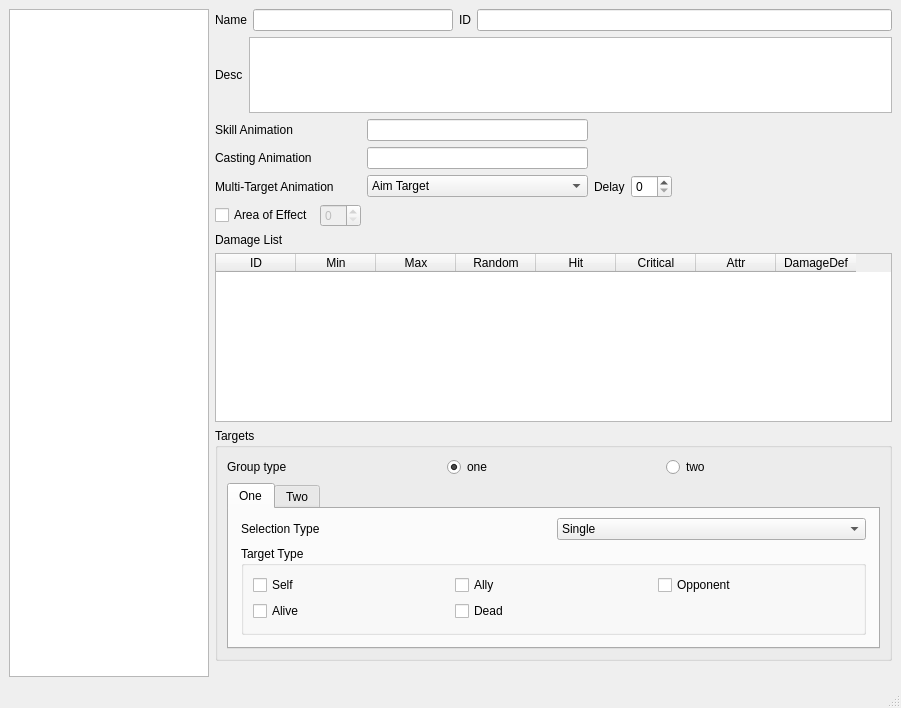
Before: the Qt Designer form tools/RogaSkillEditor/RogaSkillEditor.ui in wasedaigo/samancing-roga, drawn with Qt 5.
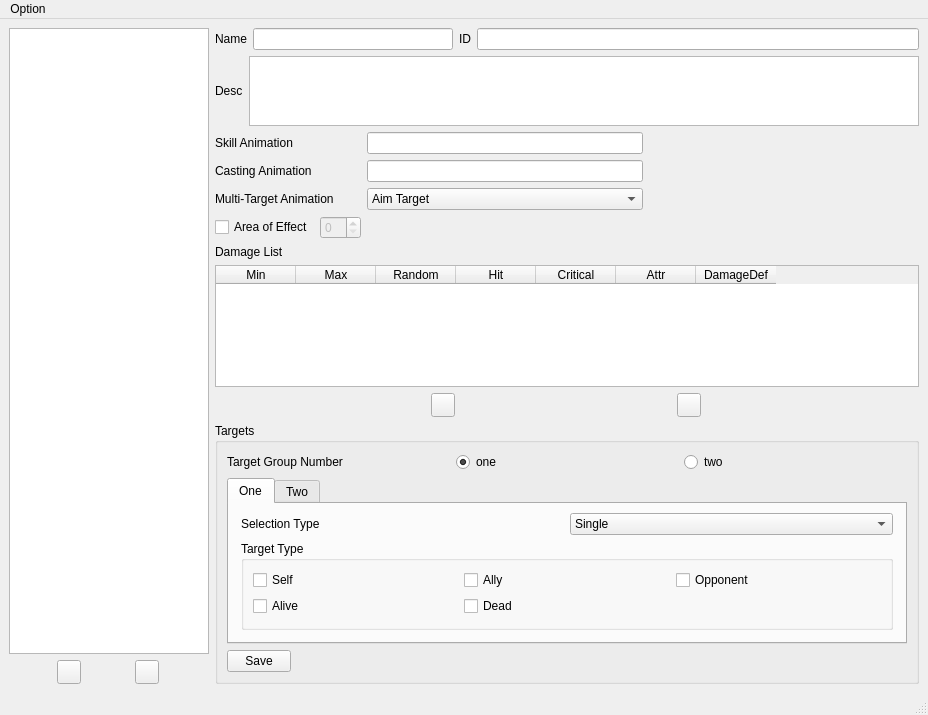
After: the same form once the commit is applied. The open tabs and pages were chosen to show the change. Icons and pictures are not drawn.

Commit message: - Changed the structure of Files(added shared resources) - Made skill editor

What changed in the file:
```diff
--- a/tools/RogaSkillEditor/RogaSkillEditor.ui
+++ b/tools/RogaSkillEditor/RogaSkillEditor.ui
@@ -6,8 +6,8 @@
    <rect>
     <x>0</x>
     <y>0</y>
-    <width>901</width>
-    <height>708</height>
+    <width>928</width>
+    <height>715</height>
    </rect>
   </property>
   <property name="windowTitle">
@@ -16,14 +16,71 @@
   <widget class="QWidget" name="centralwidget">
    <layout class="QHBoxLayout" name="horizontalLayout_2">
     <item>
-     <widget class="QListWidget" name="listWidget">
-      <property name="maximumSize">
-       <size>
-        <width>200</width>
-        <height>16777215</height>
-       </size>
-      </property>
-     </widget>
+     <layout class="QVBoxLayout" name="verticalLayout_2">
+      <item>
+       <widget class="QListWidget" name="skillListWidget">
+        <property name="maximumSize">
+         <size>
+          <width>200</width>
+          <height>16777215</height>
+         </size>
+        </property>
+       </widget>
+      </item>
+      <item>
+       <layout class="QHBoxLayout" name="horizontalLayout_6">
+        <item>
+         <widget class="QPushButton" name="addSkillButton">
+          <property name="enabled">
+           <bool>true</bool>
+          </property>
+          <property name="minimumSize">
+           <size>
+            <width>24</width>
+            <height>24</height>
+           </size>
+          </property>
+          <property name="maximumSize">
+           <size>
+            <width>24</width>
+            <height>24</height>
+           </size>
+          </property>
+          <property name="text">
+           <string/>
+          </property>
+          <property name="icon">
+           <iconset>
+            <normaloff>:/resource/add.png</normaloff>:/resource/add.png</iconset>
+          </property>
+         </widget>
+        </item>
+        <item>
+         <widget class="QPushButton" name="removeSkillButton">
+          <property name="minimumSize">
+           <size>
+            <width>24</width>
+            <height>24</height>
+           </size>
+          </property>
+          <property name="maximumSize">
+           <size>
+            <width>24</width>
+            <height>24</height>
+           </size>
+          </property>
+          <property name="text">
+           <string/>
+          </property>
+          <property name="icon">
+           <iconset>
+            <normaloff>:/resource/remove.png</normaloff>:/resource/remove.png</iconset>
+          </property>
+         </widget>
+        </item>
+       </layout>
+      </item>
+     </layout>
     </item>
     <item>
      <layout class="QVBoxLayout" name="verticalLayout">
@@ -132,7 +189,7 @@
           </property>
          </widget>
         </item>
-        <item row="1" column="6">
+        <item row="1" column="5">
          <spacer name="horizontalSpacer_2">
           <property name="orientation">
            <enum>Qt::Horizontal</enum>
@@ -145,20 +202,6 @@
           </property>
          </spacer>
         </item>
-        <item row="3" column="3">
-         <layout class="QHBoxLayout" name="horizontalLayout_5">
-          <item>
-           <widget class="QLabel" name="label_7">
-            <property name="text">
-             <string>Delay</string>
-            </property>
-           </widget>
-          </item>
-          <item>
-           <widget class="QSpinBox" name="spinBox_3"/>
-          </item>
-         </layout>
-        </item>
         <item row="5" column="0">
          <layout class="QHBoxLayout" name="horizontalLayout_4">
           <item>
@@ -191,11 +234,9 @@
         <attribute name="horizontalHeaderDefaultSectionSize">
          <number>80</number>
         </attribute>
-        <column>
-         <property name="text">
-          <string>ID</string>
-         </property>
-        </column>
+        <attribute name="horizontalHeaderMinimumSectionSize">
+         <number>14</number>
+        </attribute>
         <column>
          <property name="text">
           <string>Min</string>
@@ -233,6 +274,59 @@
         </column>
        </widget>
       </item>
+      <item>
+       <layout class="QHBoxLayout" name="horizontalLayout_7">
+        <item>
+         <widget class="QPushButton" name="addSkillDataButton">
+          <property name="enabled">
+           <bool>true</bool>
+          </property>
+          <property name="minimumSize">
+           <size>
+            <width>24</width>
+            <height>24</height>
+           </size>
+          </property>
+          <property name="maximumSize">
+           <size>
+            <width>24</width>
+            <height>24</height>
+           </size>
+          </property>
+          <property name="text">
+           <string/>
+          </property>
+          <property name="icon">
+           <iconset>
+            <normaloff>:/resource/add.png</normaloff>:/resource/add.png</iconset>
+          </property>
+         </widget>
+        </item>
+        <item>
+         <widget class="QPushButton" name="removeSkillDataButton">
+          <property name="minimumSize">
+           <size>
+            <width>24</width>
+            <height>24</height>
+           </size>
+          </property>
+          <property name="maximumSize">
+           <size>
+            <width>24</width>
+            <height>24</height>
+           </size>
+          </property>
+          <property name="text">
+           <string/>
+          </property>
+          <property name="icon">
+           <iconset>
+            <normaloff>:/resource/remove.png</normaloff>:/resource/remove.png</iconset>
+          </property>
+         </widget>
+        </item>
+       </layout>
+      </item>
       <item>
        <widget class="QGroupBox" name="horizontalGroupBox_5">
         <property name="title">
@@ -244,7 +338,7 @@
            <item>
             <widget class="QLabel" name="label_13">
              <property name="text">
-              <string>Group type</string>
+              <string>Target Group Number</string>
              </property>
             </widget>
            </item>
@@ -485,6 +579,23 @@
            </widget>
           </widget>
          </item>
+         <item>
+          <widget class="QPushButton" name="saveButton">
+           <property name="maximumSize">
+            <size>
+             <width>64</width>
+             <height>16777215</height>
+            </size>
+           </property>
+           <property name="text">
+            <string>Save</string>
+           </property>
+           <property name="icon">
+            <iconset>
+             <normaloff>:/resource/disk.png</normaloff>:/resource/disk.png</iconset>
+           </property>
+          </widget>
+         </item>
         </layout>
        </widget>
       </item>
@@ -505,17 +616,29 @@
     </item>
    </layout>
   </widget>
+  <widget class="QStatusBar" name="statusbar"/>
   <widget class="QMenuBar" name="menubar">
    <property name="geometry">
     <rect>
      <x>0</x>
      <y>0</y>
-     <width>901</width>
-     <height>22</height>
+     <width>928</width>
+     <height>20</height>
     </rect>
    </property>
+   <widget class="QMenu" name="menuDamage_Editor">
+    <property name="title">
+     <string>Option</string>
+    </property>
+    <addaction name="actionDamage_Editor"/>
+   </widget>
+   <addaction name="menuDamage_Editor"/>
   </widget>
-  <widget class="QStatusBar" name="statusbar"/>
+  <action name="actionDamage_Editor">
+   <property name="text">
+    <string>Damage Editor</string>
+   </property>
+  </action>
  </widget>
  <resources/>
  <connections>
```
Left out of the diff: 38 changed lines with no effect on the pictures. The commit also changes 25 other files.
